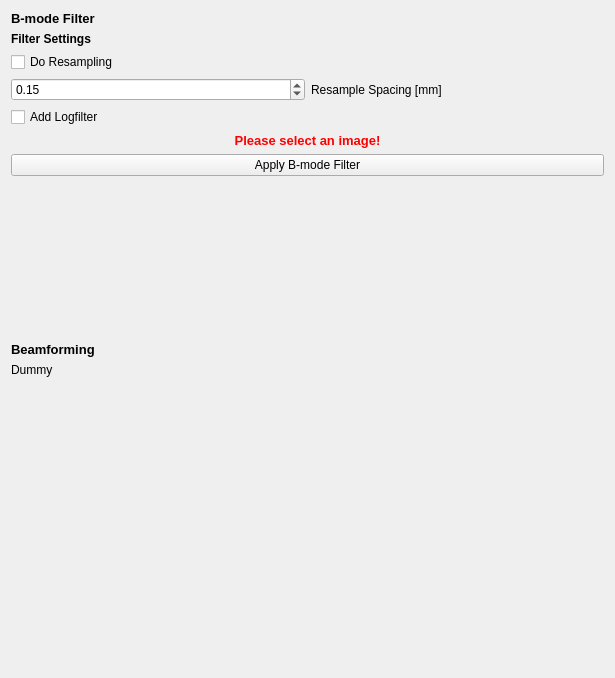
MITK/MITK, file Plugins/org.mitk.gui.qt.photoacoustics.imageprocessing/src/internal/PAImageProcessingControls.ui: the form before one commit.
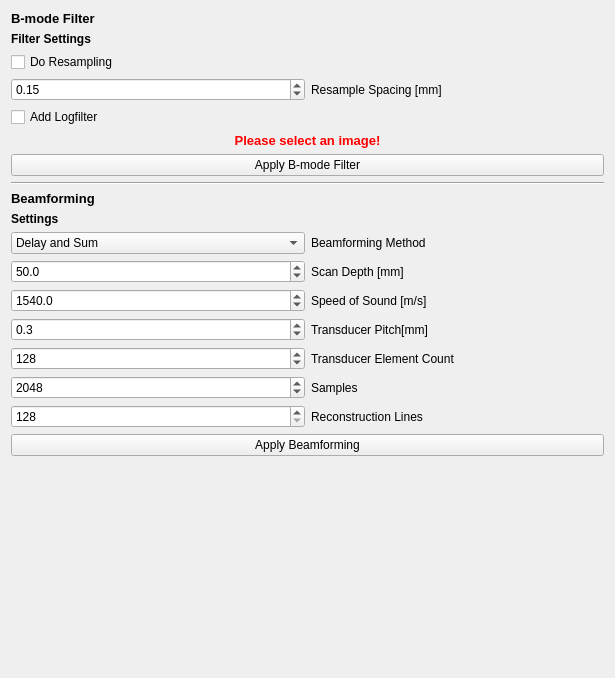
The form after the commit.

Commit message: T22228 Set up GUI and classes etc so the only thing left to be done is writing the actual beamforming algorithms...

```diff
--- a/Plugins/org.mitk.gui.qt.photoacoustics.imageprocessing/src/internal/PAImageProcessingControls.ui
+++ b/Plugins/org.mitk.gui.qt.photoacoustics.imageprocessing/src/internal/PAImageProcessingControls.ui
@@ -103,21 +103,15 @@
          </property>
         </widget>
        </item>
-       <item>
-        <spacer name="verticalSpacer">
-         <property name="orientation">
-          <enum>Qt::Vertical</enum>
-         </property>
-         <property name="sizeHint" stdset="0">
-          <size>
-           <width>20</width>
-           <height>40</height>
-          </size>
-         </property>
-        </spacer>
-       </item>
       </layout>
      </item>
+     <item>
+      <widget class="Line" name="line">
+       <property name="orientation">
+        <enum>Qt::Horizontal</enum>
+       </property>
+      </widget>
+     </item>
      <item>
       <widget class="QLabel" name="Beamforming">
        <property name="text">
@@ -128,29 +122,202 @@
      <item>
       <layout class="QVBoxLayout" name="verticalLayout_3">
        <item>
-        <widget class="QLabel" name="label">
+        <widget class="QLabel" name="BeamformerSettings">
          <property name="text">
-          <string>Dummy</string>
+          <string>&lt;html&gt;&lt;head/&gt;&lt;body&gt;&lt;p&gt;&lt;span style=&quot; font-weight:600;&quot;&gt;Settings&lt;/span&gt;&lt;/p&gt;&lt;/body&gt;&lt;/html&gt;</string>
          </property>
         </widget>
        </item>
        <item>
-        <spacer name="verticalSpacer_2">
-         <property name="orientation">
-          <enum>Qt::Vertical</enum>
+        <layout class="QGridLayout" name="gridLayout">
+         <item row="3" column="1">
+          <widget class="QLabel" name="label_2">
+           <property name="text">
+            <string>Speed of Sound [m/s]</string>
+           </property>
+          </widget>
+         </item>
+         <item row="2" column="1">
+          <widget class="QLabel" name="label">
+           <property name="text">
+            <string>Scan Depth [mm]</string>
+           </property>
+          </widget>
+         </item>
+         <item row="4" column="0">
+          <widget class="QDoubleSpinBox" name="Pitch">
+           <property name="decimals">
+            <number>1</number>
+           </property>
+           <property name="minimum">
+            <double>0.100000000000000</double>
+           </property>
+           <property name="maximum">
+            <double>2.000000000000000</double>
+           </property>
+           <property name="singleStep">
+            <double>0.100000000000000</double>
+           </property>
+           <property name="value">
+            <double>0.300000000000000</double>
+           </property>
+          </widget>
+         </item>
+         <item row="3" column="0">
+          <widget class="QDoubleSpinBox" name="SpeedOfSound">
+           <property name="decimals">
+            <number>1</number>
+           </property>
+           <property name="minimum">
+            <double>200.000000000000000</double>
+           </property>
+           <property name="maximum">
+            <double>3000.000000000000000</double>
+           </property>
+           <property name="singleStep">
+            <double>0.100000000000000</double>
+           </property>
+           <property name="value">
+            <double>1540.000000000000000</double>
+           </property>
+          </widget>
+         </item>
+         <item row="1" column="1">
+          <widget class="QLabel" name="label_4">
+           <property name="text">
+            <string>Beamforming Method</string>
+           </property>
+          </widget>
+         </item>
+         <item row="5" column="1">
+          <widget class="QLabel" name="label_5">
+           <property name="text">
+            <string>Transducer Element Count</string>
+           </property>
+          </widget>
+         </item>
+         <item row="2" column="0">
+          <widget class="QDoubleSpinBox" name="ScanDepth">
+           <property name="decimals">
+            <number>1</number>
+           </property>
+           <property name="singleStep">
+            <double>0.100000000000000</double>
+           </property>
+           <property name="value">
+            <double>50.000000000000000</double>
+           </property>
+          </widget>
+         </item>
+         <item row="1" column="0">
+          <widget class="QComboBox" name="BFAlgorithm">
+           <item>
+            <property name="text">
+             <string>Delay and Sum</string>
+            </property>
+           </item>
+           <item>
+            <property name="text">
+             <string>Delay, Multiply and Sum</string>
+            </property>
+           </item>
+          </widget>
+         </item>
+         <item row="4" column="1">
+          <widget class="QLabel" name="label_3">
+           <property name="text">
+            <string>Transducer Pitch[mm]</string>
+           </property>
+          </widget>
+         </item>
+         <item row="5" column="0">
+          <widget class="QSpinBox" name="ElementCount">
+           <property name="minimum">
+            <number>1</number>
+           </property>
+           <property name="maximum">
+            <number>1024</number>
+           </property>
+           <property name="singleStep">
+            <number>128</number>
+           </property>
+           <property name="value">
+            <number>128</number>
+           </property>
+          </widget>
+         </item>
+         <item row="6" column="0">
+          <widget class="QSpinBox" name="Samples">
+           <property name="minimum">
+            <number>256</number>
+           </property>
+           <property name="maximum">
+            <number>16384</number>
+           </property>
+           <property name="singleStep">
+            <number>256</number>
+           </property>
+           <property name="value">
+            <number>2048</number>
+           </property>
+          </widget>
+         </item>
+         <item row="7" column="0">
+          <widget class="QSpinBox" name="Lines">
+           <property name="minimum">
+            <number>128</number>
+           </property>
+           <property name="maximum">
+            <number>2048</number>
+           </property>
+           <property name="singleStep">
+            <number>128</number>
+           </property>
+           <property name="value">
+            <number>128</number>
+           </property>
+          </widget>
+         </item>
+         <item row="6" column="1">
+          <widget class="QLabel" name="label_6">
+           <property name="text">
+            <string>Samples</string>
+           </property>
+          </widget>
+         </item>
+         <item row="7" column="1">
+          <widget class="QLabel" name="label_7">
+           <property name="text">
+            <string>Reconstruction Lines</string>
+           </property>
+          </widget>
+         </item>
+        </layout>
+       </item>
+       <item>
+        <widget class="QPushButton" name="buttonApplyBeamforming">
+         <property name="text">
+          <string>Apply Beamforming</string>
          </property>
-         <property name="sizeHint" stdset="0">
-          <size>
-           <width>20</width>
-           <height>40</height>
-          </size>
-         </property>
-        </spacer>
+        </widget>
        </item>
       </layout>
      </item>
     </layout>
    </item>
+   <item>
+    <spacer name="verticalSpacer">
+     <property name="orientation">
+      <enum>Qt::Vertical</enum>
+     </property>
+     <property name="sizeHint" stdset="0">
+      <size>
+       <width>20</width>
+       <height>40</height>
+      </size>
+     </property>
+    </spacer>
+   </item>
   </layout>
  </widget>
  <layoutdefault spacing="6" margin="11"/>
```
The commit also changes 9 other files.
